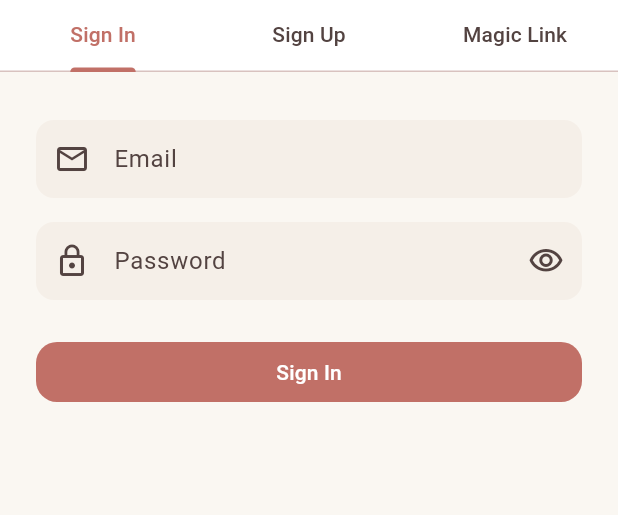
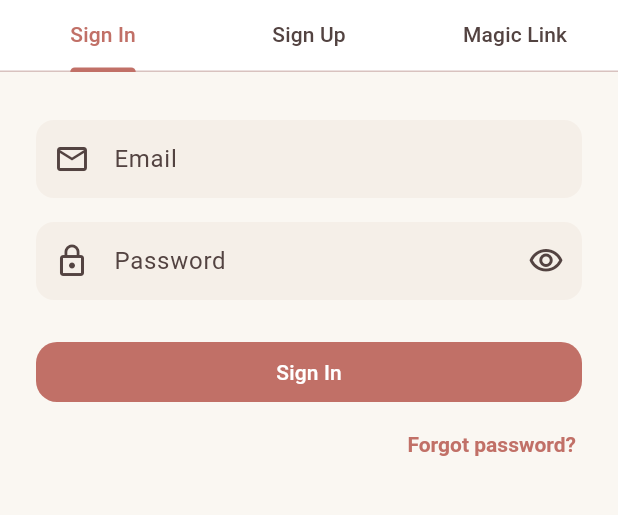
Before and after one commit to Nani-Boddeti/AI_Designer, a Flutter app: the screen it shows after launch, on a phone screen of 412 x 824 dp, the part 300-815 px from its top. Run offline on Flutter 3.47's test engine with Material 3 defaults, Android fonts, the phone set to English and light mode, and no system bars; our stand-ins replace cached_network_image, firebase_core, firebase_crashlytics, firebase_messaging, flex_color_scheme, flutter_image_compress and 15 more; missing offline and left inert: razorpay_flutter; accounts and stored records are empty; generated files the repository leaves out were written again.

Commit message:
feat: forgot password, reset password flow, admin-only scale suggestions
- Auth: sendPasswordReset(), updatePassword(), clearPasswordRecovery() in auth_provider
- Auth: isPasswordRecovery flag drives GoRouter redirect to /reset-password on deep link
- AuthScreen: "Forgot password?" link (sign-in tab only) with inline sent confirmation
- ResetPasswordScreen: new /reset-password route with two-field form + success state
- HomeScreen: "Change Password" tile in More tab; scale suggestions switch admin-only
- HouseholdSetupScreen: dynamic pricing defaults to false
- Architecture: updated ARCHITECTURE.md to reflect current monorepo structure

```diff
--- a/lib/presentation/screens/auth/auth_screen.dart
+++ b/lib/presentation/screens/auth/auth_screen.dart
@@ -30,6 +30,7 @@ class _AuthScreenState extends ConsumerState<AuthScreen>
   bool _magicLinkSent = false;
   bool _signedUp = false;
   String _signedUpEmail = '';
+  bool _forgotPasswordSent = false;
 
   @override
   void initState() {
@@ -49,6 +50,26 @@ class _AuthScreenState extends ConsumerState<AuthScreen>
   // ---------------------------------------------------------------------------
   // Actions
   // ---------------------------------------------------------------------------
+
+  Future<void> _sendForgotPassword() async {
+    final email = _emailCtrl.text.trim();
+    if (email.isEmpty || !RegExp(r'^[^@\s]+@[^@\s]+\.[^@\s]+$').hasMatch(email)) {
+      ScaffoldMessenger.of(context).showSnackBar(
+        const SnackBar(content: Text('Enter your email above first.')),
+      );
+      return;
+    }
+    try {
+      await ref.read(authProvider.notifier).sendPasswordReset(email);
+      if (mounted) setState(() => _forgotPasswordSent = true);
+    } catch (e) {
+      if (mounted) {
+        ScaffoldMessenger.of(context).showSnackBar(
+          SnackBar(content: Text(userFriendlyError(e))),
+        );
+      }
+    }
+  }
 
   Future<void> _signIn() async {
     if (!_signInFormKey.currentState!.validate()) return;
@@ -307,6 +328,41 @@ class _AuthScreenState extends ConsumerState<AuthScreen>
                     )
                   : Text(isSignIn ? 'Sign In' : 'Create Account'),
             ),
+            if (isSignIn) ...[
+              const SizedBox(height: 4),
+              if (_forgotPasswordSent)
+                Padding(
+                  padding: const EdgeInsets.symmetric(vertical: 8),
+                  child: Row(
+                    children: [
+                      Icon(Icons.mark_email_read_outlined,
+                          size: 16,
+                          color: Theme.of(context).colorScheme.primary),
+                      const SizedBox(width: 8),
+                      Expanded(
+                        child: Text(
+                          'Reset link sent! Check your inbox.',
+                          style: Theme.of(context).textTheme.bodySmall?.copyWith(
+                                color: Theme.of(context).colorScheme.primary,
+                              ),
+                        ),
+                      ),
+                    ],
+                  ),
+                )
+              else
+                Align(
+                  alignment: Alignment.centerRight,
+                  child: TextButton(
+                    onPressed: isLoading ? null : _sendForgotPassword,
+                    style: TextButton.styleFrom(
+                      padding: const EdgeInsets.symmetric(horizontal: 4),
+                      tapTargetSize: MaterialTapTargetSize.shrinkWrap,
+                    ),
+                    child: const Text('Forgot password?'),
+                  ),
+                ),
+            ],
             if (!isSignIn) ...[
               const SizedBox(height: 12),
               Text(
--- a/lib/presentation/screens/auth/household_setup_screen.dart
+++ b/lib/presentation/screens/auth/household_setup_screen.dart
@@ -337,8 +337,7 @@ class _HouseholdSetupScreenState extends ConsumerState<HouseholdSetupScreen>
               contentPadding: EdgeInsets.zero,
               title: const Text('Scale suggestions with family size'),
               subtitle: const Text(
-                'ON: limits and price grow as members join.\n'
-                'OFF: fixed limits and price for all plan sizes.',
+                'When on, outfit limits and pricing grow as more members join.',
               ),
               value: _dynamicPricing,
               onChanged: (v) => setState(() => _dynamicPricing = v),
--- a/lib/router/app_router.dart
+++ b/lib/router/app_router.dart
@@ -6,6 +6,7 @@ import '../presentation/providers/auth_provider.dart';
 import '../presentation/providers/onboarding_provider.dart';
 import '../presentation/providers/version_check_provider.dart';
 import '../presentation/screens/auth/auth_screen.dart';
+import '../presentation/screens/auth/reset_password_screen.dart';
 import '../presentation/screens/force_update/force_update_screen.dart';
 import '../presentation/screens/auth/household_picker_screen.dart';
 import '../presentation/screens/auth/household_setup_screen.dart';
@@ -57,6 +58,7 @@ class AppRoutes {
   static const String manualItemSelection = '/manual-item-selection';
   static const String forceUpdate = '/force-update';
   static const String householdPicker = '/household-picker';
+  static const String resetPassword = '/reset-password';
 
   // Helper to build concrete paths.
   static String wardrobePath(String profileId) => '/wardrobe/$profileId';
@@ -109,6 +111,14 @@ final appRouterProvider = Provider<GoRouter>((ref) {
       final isOnAuth = loc == AppRoutes.auth;
       final isOnSetup = loc == AppRoutes.householdSetup;
       final isOnPicker = loc == AppRoutes.householdPicker;
+      final isOnReset = loc == AppRoutes.resetPassword;
+
+      // Password recovery deep link — redirect to reset screen regardless of
+      // auth state. Supabase signs the user in automatically with the recovery
+      // token, so authValue.isAuthenticated will be true at this point.
+      if (authValue?.isPasswordRecovery == true) {
+        return isOnReset ? null : AppRoutes.resetPassword;
+      }
 
       if (authValue == null || !authValue.isAuthenticated) {
         if (isOnAuth) return null;
@@ -154,6 +164,10 @@ final appRouterProvider = Provider<GoRouter>((ref) {
       GoRoute(
         path: AppRoutes.auth,
         builder: (_, _) => const AuthScreen(),
+      ),
+      GoRoute(
+        path: AppRoutes.resetPassword,
+        builder: (_, _) => const ResetPasswordScreen(),
       ),
       GoRoute(
         path: AppRoutes.householdSetup,
```
Also changed, not shown: lib/data/repositories/auth_repository.dart (+11 -0 lines), lib/presentation/providers/auth_provider.dart (+34 -0 lines), lib/presentation/screens/auth/reset_password_screen.dart (added, +180 -0 lines), lib/presentation/screens/home/home_screen.dart (+9 -4 lines), 1 other file.
